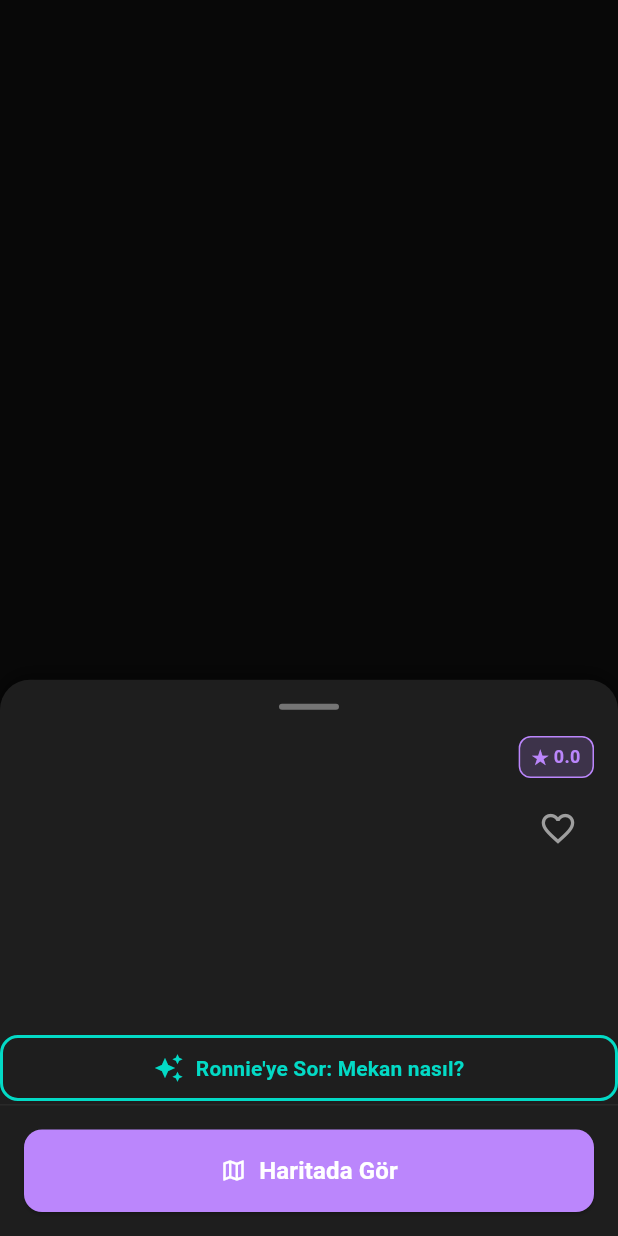
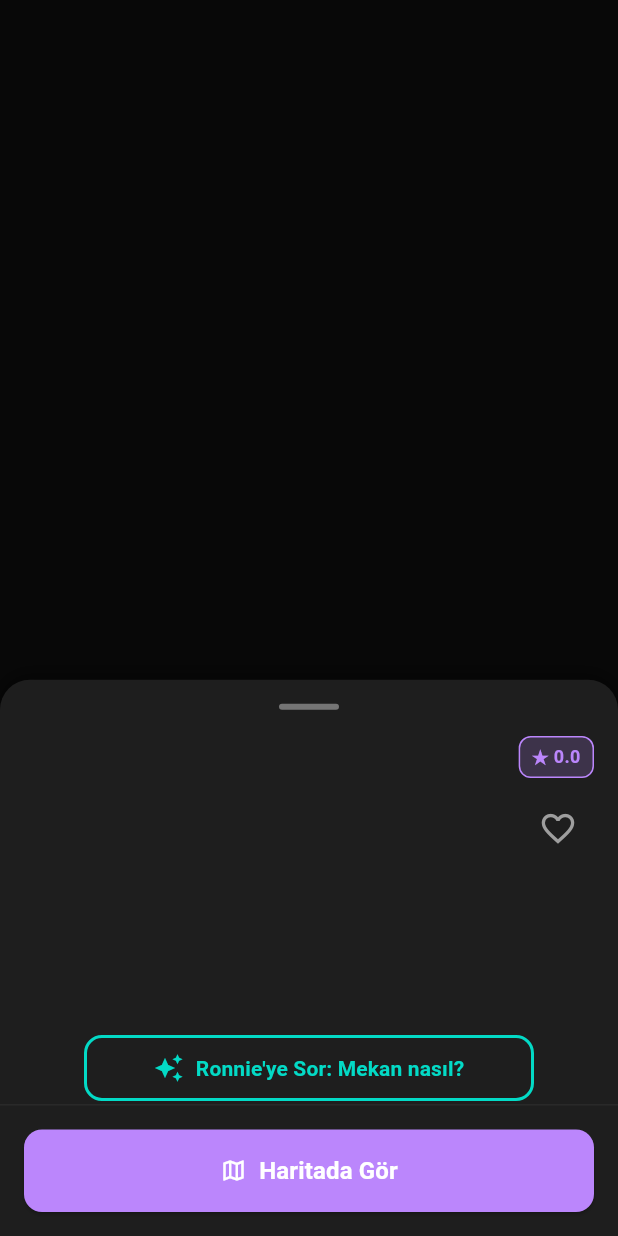
Before and after one commit to HaChaQe/rock_route_app, a Flutter app: what showVenueDetailSheet() shows on an empty page, opened directly with empty values, on a phone screen of 412 x 824 dp. Run offline on Flutter 3.47's test engine with Material 3 defaults, Android fonts, the phone set to English and light mode, and no system bars; our stand-ins replace dio, flutter_dotenv, flutter_riverpod, geocoding, geolocator, google_maps_flutter and 3 more; accounts and stored records are empty.

```diff
--- a/lib/features/venues/presentation/widgets/venue_detail_sheet.dart
+++ b/lib/features/venues/presentation/widgets/venue_detail_sheet.dart
@@ -178,7 +178,7 @@ void showVenueDetailSheet(BuildContext context, VenueModel venue) {
 
                       // 🤘 Barmene Sor Butonu (Secondary Color dokunuşuyla)
                       SizedBox(
-                        width: double.infinity,
+                        width: 300,
                         child: OutlinedButton.icon(
                           onPressed: () {
                             // 🤘 Barmen'e mekan bilgisini fırlatıp sayfayı açıyoruz
```
